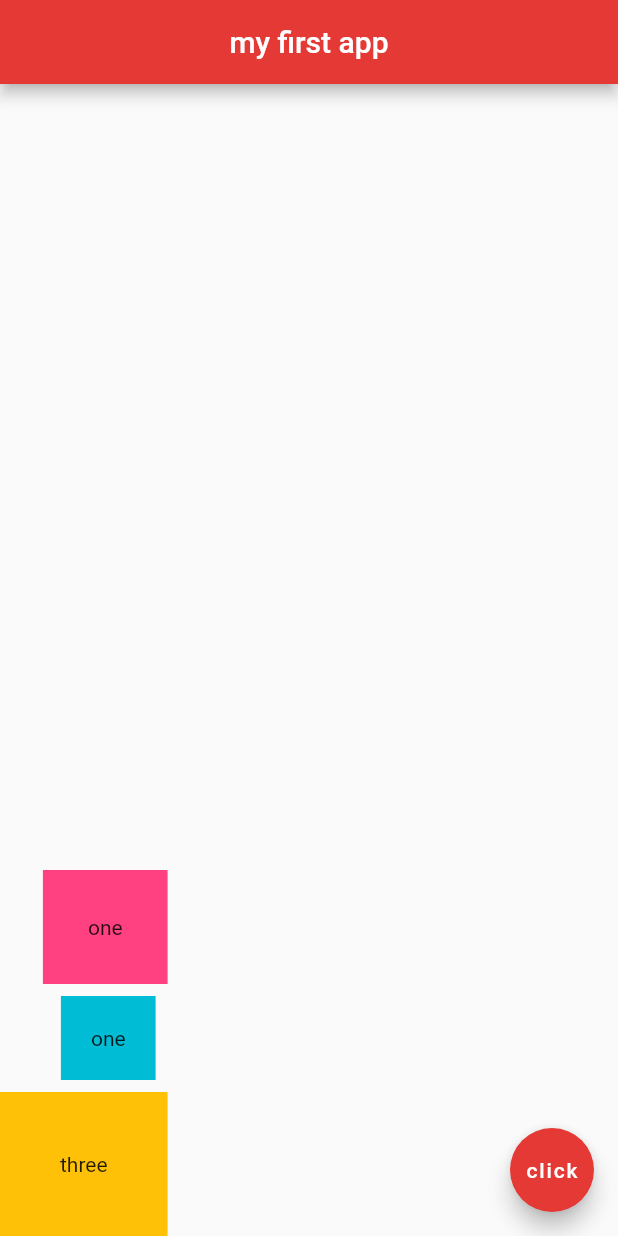
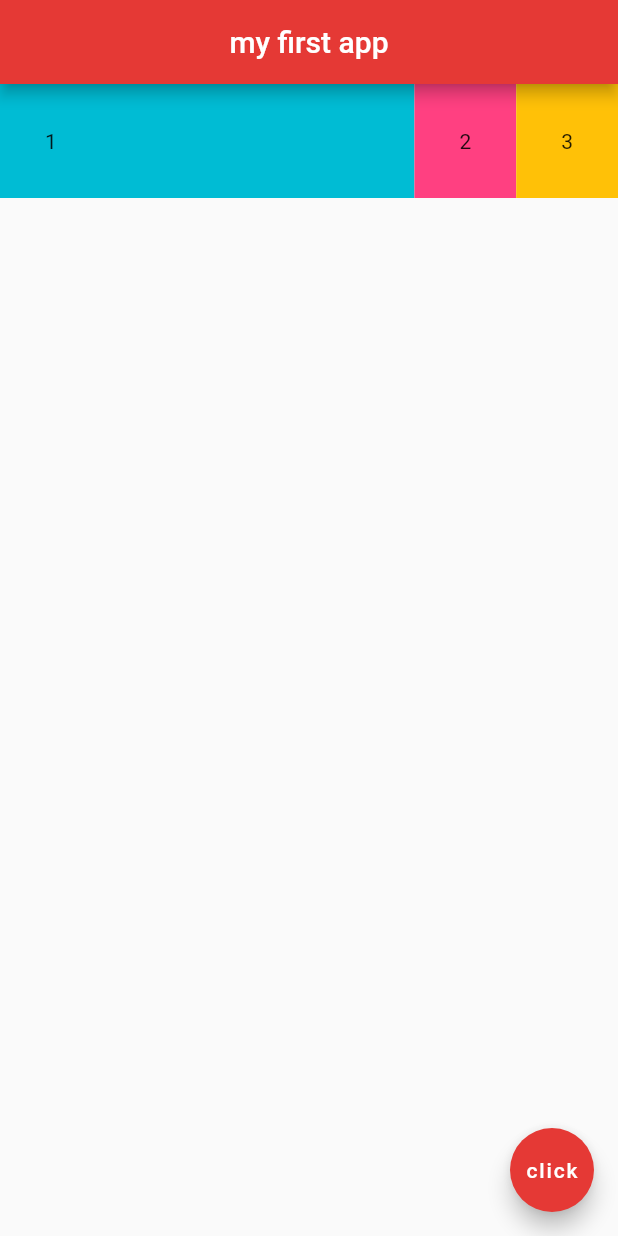
Before and after one commit to MechaChen/theNetNinja_Flutter, a Flutter app: the screen it shows after launch, on a phone screen of 412 x 824 dp. Run offline on Flutter 3.47's test engine with Material 2 defaults, Android fonts, the phone set to English and light mode, and no system bars.

Commit message:
14. Expanded Widgets : Expanded One Widget

```diff
--- a/lib/main.dart
+++ b/lib/main.dart
@@ -14,27 +14,24 @@ class Home extends StatelessWidget {
         centerTitle: true,
         backgroundColor: Colors.red[600],
       ),
-      body: Column(
-        mainAxisAlignment: MainAxisAlignment.end,
-        crossAxisAlignment: CrossAxisAlignment.end,
+      body: Row(
         children: <Widget>[
+          Expanded(
+            child: Container(
+              padding: EdgeInsets.all(30.0),
+              color: Colors.cyan,
+              child: Text('1'),
+            ),
+          ),
           Container(
             padding: EdgeInsets.all(30.0),
             color: Colors.pinkAccent,
-            child: Text('one'),
-          ),
-          Padding(
-            padding: const EdgeInsets.all(8.0),
-            child: Container(
-              padding: EdgeInsets.all(20.0),
-              color: Colors.cyan,
-              child: Text('one'),
-            ),
+            child: Text('2'),
           ),
           Container(
-            padding: EdgeInsets.all(40.0),
+            padding: EdgeInsets.all(30.0),
             color: Colors.amber,
-            child: Text('three'),
+            child: Text('3'),
           ),
         ],
       ),
```
